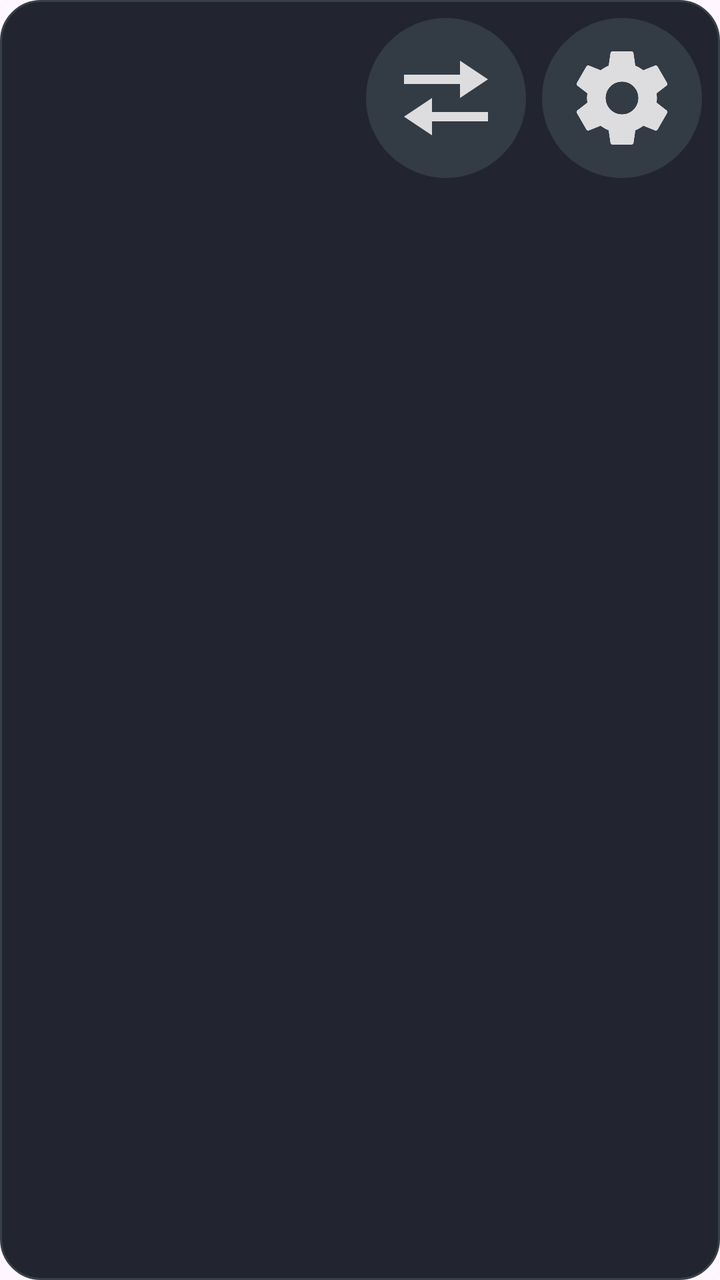
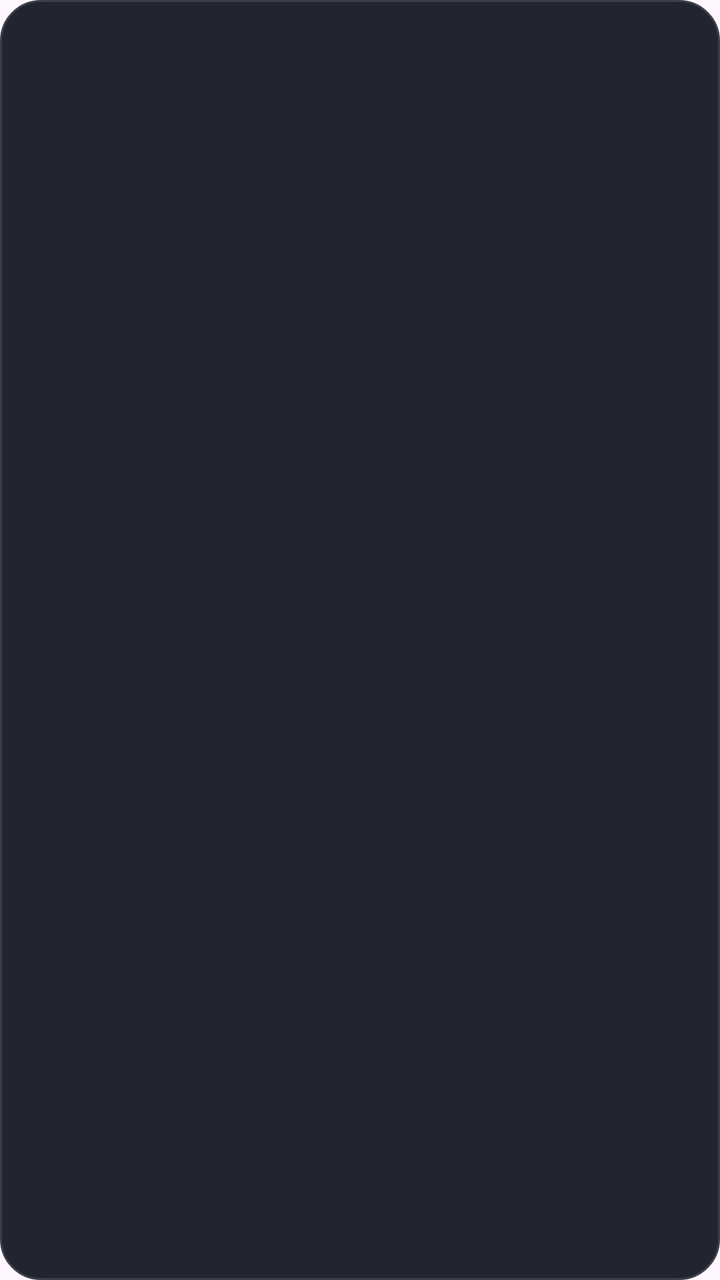

Compare the two renders of this Android layout. The source of the first and the diff that turns it into the second are given below.
<!-- AndroidManifest.xml: application theme Theme.RestoreMode -->
<!-- res/layout/tile_embedded_app.xml -->
<?xml version="1.0" encoding="utf-8"?>
<FrameLayout xmlns:android="http://schemas.android.com/apk/res/android"
    android:id="@+id/appWidgetRoot"
    android:layout_width="match_parent"
    android:layout_height="match_parent"
    android:background="@drawable/card_dark_ripple"
    android:clickable="true"
    android:focusable="true">

    <HorizontalScrollView
        android:id="@+id/appWidgetLauncherScroll"
        android:layout_width="match_parent"
        android:layout_height="match_parent"
        android:fillViewport="true"
        android:scrollbars="none">

        <LinearLayout
            android:id="@+id/appWidgetList"
            android:layout_width="wrap_content"
            android:layout_height="match_parent"
            android:gravity="center"
            android:orientation="horizontal"
            android:paddingHorizontal="8dp" />

    </HorizontalScrollView>

    <FrameLayout
        android:id="@+id/carPlayWidgetPlaceholder"
        android:layout_width="match_parent"
        android:layout_height="match_parent"
        android:background="#000000"
        android:visibility="gone">

        <ImageButton
            android:id="@+id/carPlayWidgetLaunch"
            android:layout_width="112dp"
            android:layout_height="112dp"
            android:layout_gravity="center"
            android:background="?android:attr/selectableItemBackgroundBorderless"
            android:src="@drawable/carplay_home_logo"
            android:scaleType="fitCenter"
            android:padding="4dp"
            android:contentDescription="@string/carplay_home_open" />

        <include
            android:id="@+id/carPlayWidgetShortcut"
            layout="@layout/tile_app_shortcut"
            android:layout_width="match_parent"
            android:layout_height="match_parent"
            android:visibility="gone" />
    </FrameLayout>

    <TextView
        android:id="@+id/appWidgetBadge"
        android:layout_width="wrap_content"
        android:layout_height="wrap_content"
        android:layout_gravity="top|start"
        android:layout_margin="8dp"
        android:background="@drawable/widget_badge_bg"
        android:minWidth="24dp"
        android:gravity="center"
        android:paddingHorizontal="8dp"
        android:paddingVertical="2dp"
        android:textColor="#FFFFFF"
        android:textSize="16sp"
        android:textStyle="bold"
        android:visibility="gone" />

    <LinearLayout
        android:id="@+id/appWidgetLauncherControls"
        android:layout_width="wrap_content"
        android:layout_height="wrap_content"
        android:layout_gravity="top|end"
        android:layout_margin="8dp"
        android:orientation="horizontal"
        android:visibility="visible">

        <ImageButton
            android:id="@+id/appWidgetSwapLauncher"
            android:layout_width="80dp"
            android:layout_height="80dp"
            android:layout_marginEnd="8dp"
            android:background="@drawable/nav_back_circle_bg"
            android:src="@drawable/ic_swap"
            android:padding="12dp"
            android:scaleType="fitCenter"
            android:alpha="0.85"
            android:contentDescription="Обмен приложениями" />

        <ImageButton
            android:id="@+id/appWidgetEditDesktopLauncher"
            android:layout_width="80dp"
            android:layout_height="80dp"
            android:background="@drawable/nav_back_circle_bg"
            android:src="@drawable/ic_edit_desktop"
            android:padding="12dp"
            android:scaleType="fitCenter"
            android:alpha="0.85"
            android:contentDescription="Редактировать рабочий стол" />

    </LinearLayout>

    <LinearLayout
        android:id="@+id/appWidgetOverlayControls"
        android:layout_width="wrap_content"
        android:layout_height="wrap_content"
        android:layout_gravity="top|end"
        android:layout_margin="8dp"
        android:gravity="end"
        android:orientation="vertical"
        android:visibility="gone">

        <LinearLayout
            android:id="@+id/appWidgetControls"
            android:layout_width="wrap_content"
            android:layout_height="wrap_content"
            android:orientation="horizontal">

            <ImageButton
                android:id="@+id/appWidgetEditDesktop"
                android:layout_width="80dp"
                android:layout_height="80dp"
                android:layout_marginEnd="8dp"
                android:background="@drawable/nav_back_circle_bg"
                android:src="@drawable/ic_edit_desktop"
                android:padding="12dp"
                android:scaleType="fitCenter"
                android:alpha="0.95"
                android:contentDescription="Редактировать рабочий стол" />

            <ImageButton
                android:id="@+id/appWidgetExpand"
                android:layout_width="80dp"
                android:layout_height="80dp"
                android:layout_marginEnd="8dp"
                android:background="@drawable/nav_back_circle_bg"
                android:src="@drawable/ic_expand"
                android:padding="12dp"
                android:scaleType="fitCenter"
                android:alpha="0.95"
                android:contentDescription="Развернуть" />

            <ImageButton
                android:id="@+id/appWidgetSwap"
                android:layout_width="80dp"
                android:layout_height="80dp"
                android:layout_marginEnd="8dp"
                android:background="@drawable/nav_back_circle_bg"
                android:src="@drawable/ic_swap"
                android:padding="12dp"
                android:scaleType="fitCenter"
                android:alpha="0.95"
                android:contentDescription="Обмен приложениями" />

            <ImageButton
                android:id="@+id/appWidgetClose"
                android:layout_width="80dp"
                android:layout_height="80dp"
                android:background="@drawable/nav_back_circle_bg"
                android:src="@drawable/ic_close"
                android:padding="12dp"
                android:scaleType="fitCenter"
                android:alpha="0.95"
                android:contentDescription="Закрыть" />

        </LinearLayout>

        <LinearLayout
            android:id="@+id/appWidgetDpiControls"
            android:layout_width="wrap_content"
            android:layout_height="wrap_content"
            android:layout_gravity="end"
            android:layout_marginTop="8dp"
            android:orientation="vertical">

            <TextView
                android:id="@+id/appWidgetDpiPlus"
                android:layout_width="80dp"
                android:layout_height="80dp"
                android:alpha="0.95"
                android:background="@drawable/nav_back_circle_bg"
                android:clickable="true"
                android:contentDescription="Увеличить DPI"
                android:focusable="true"
                android:gravity="center"
                android:text="+"
                android:textColor="#FFFFFF"
                android:textSize="34sp" />

            <TextView
                android:id="@+id/appWidgetDpiMinus"
                android:layout_width="80dp"
                android:layout_height="80dp"
                android:layout_marginTop="8dp"
                android:alpha="0.95"
                android:background="@drawable/nav_back_circle_bg"
                android:clickable="true"
                android:contentDescription="Уменьшить DPI"
                android:focusable="true"
                android:gravity="center"
                android:text="−"
                android:textColor="#FFFFFF"
                android:textSize="34sp" />

        </LinearLayout>

    </LinearLayout>

</FrameLayout>
<!-- res/layout/tile_app_shortcut.xml (included above) -->
<?xml version="1.0" encoding="utf-8"?>
<LinearLayout xmlns:android="http://schemas.android.com/apk/res/android"
    android:layout_width="match_parent"
    android:layout_height="match_parent"
    android:orientation="vertical"
    android:gravity="center"
    android:background="@drawable/card_dark_ripple"
    android:clickable="true"
    android:focusable="true"
    android:padding="8dp">

    <ImageView
        android:id="@+id/tileIco"
        android:layout_width="56dp"
        android:layout_height="56dp"
        android:scaleType="fitCenter" />

    <TextView
        android:id="@+id/tileTitle"
        android:layout_width="match_parent"
        android:layout_height="wrap_content"
        android:layout_marginTop="8dp"
        android:gravity="center"
        android:maxLines="2"
        android:ellipsize="end"
        android:text=""
        android:textColor="#FFFFFF"
        android:textSize="18px" />

</LinearLayout>
<!-- resources referenced by this layout -->
<resources>
  <!-- drawable card_dark_ripple (drawable) -->
  <?xml version="1.0" encoding="utf-8"?>
  <ripple xmlns:android="http://schemas.android.com/apk/res/android"
      android:color="#40ffffff">
      <item android:drawable="@drawable/layout_category_bg" />
      <item android:id="@android:id/mask">
          <shape android:shape="rectangle">
              <solid android:color="#ffffffff" />
              <corners android:radius="20dp" />
          </shape>
      </item>
  </ripple>
  <!-- drawable ic_close (drawable) -->
  <?xml version="1.0" encoding="utf-8"?>
  <vector xmlns:android="http://schemas.android.com/apk/res/android"
      android:width="24dp"
      android:height="24dp"
      android:viewportWidth="24"
      android:viewportHeight="24">
      <path
          android:fillColor="#FFFFFF"
          android:pathData="M19,6.41L17.59,5 12,10.59 6.41,5 5,6.41 10.59,12 5,17.59 6.41,19 12,13.41 17.59,19 19,17.59 13.41,12z" />
  </vector>
  <!-- drawable ic_expand (drawable) -->
  <?xml version="1.0" encoding="utf-8"?>
  <vector xmlns:android="http://schemas.android.com/apk/res/android"
      android:width="24dp"
      android:height="24dp"
      android:viewportWidth="24"
      android:viewportHeight="24">
      <path
          android:fillColor="#FFFFFF"
          android:pathData="M7 14H5v5h5v-2H7v-3zm-2-4h2V7h3V5H5v5zm12 7h-3v2h5v-5h-2v3zM14 5v2h3v3h2V5h-5z" />
  </vector>
  <!-- drawable ic_swap (drawable) -->
  <?xml version="1.0" encoding="utf-8"?>
  <vector xmlns:android="http://schemas.android.com/apk/res/android"
      android:width="24dp"
      android:height="24dp"
      android:viewportWidth="24"
      android:viewportHeight="24">
      <path
          android:fillColor="#FFFFFF"
          android:pathData="M3,7h12v-3l6,4l-6,4v-3H3z M21,17H9v3l-6,-4l6,-4v3h12z" />
  </vector>
  <!-- drawable nav_back_circle_bg (drawable) -->
  <?xml version="1.0" encoding="utf-8"?>
  <shape xmlns:android="http://schemas.android.com/apk/res/android"
      android:shape="oval">
      <solid android:color="#373f4a" />
  </shape>
  <!-- drawable widget_badge_bg (drawable) -->
  <?xml version="1.0" encoding="utf-8"?>
  <shape xmlns:android="http://schemas.android.com/apk/res/android"
      android:shape="rectangle">
      <solid android:color="#B3000000" />
      <corners android:radius="10dp" />
  </shape>
  <string name="carplay_home_open">Открыть CarPlay</string>
  <style name="Theme.RestoreMode" parent="Base.Theme.RestoreMode" />
  <!-- drawable layout_category_bg (drawable) -->
  <?xml version="1.0" encoding="UTF-8"?>
  <shape xmlns:android="http://schemas.android.com/apk/res/android">
      <solid android:color="#22252f"/>
      <stroke android:width="1dp" android:color="#373f4a" />
      <corners android:radius="20dp"/>
      <padding android:left="1dp" android:top="1dp" android:right="1dp" android:bottom="1dp" />
  </shape>
  <style name="Base.Theme.RestoreMode" parent="Theme.Material3.DayNight.NoActionBar">
          
          
      </style>
  <!-- unchanged entries left out for length: 2 -->
</resources>

<!-- the commit's change to res/layout/tile_embedded_app.xml (unified diff, before → after) -->
@@ -67,40 +67,6 @@
         android:visibility="gone" />
 
     <LinearLayout
-        android:id="@+id/appWidgetLauncherControls"
-        android:layout_width="wrap_content"
-        android:layout_height="wrap_content"
-        android:layout_gravity="top|end"
-        android:layout_margin="8dp"
-        android:orientation="horizontal"
-        android:visibility="visible">
-
-        <ImageButton
-            android:id="@+id/appWidgetSwapLauncher"
-            android:layout_width="80dp"
-            android:layout_height="80dp"
-            android:layout_marginEnd="8dp"
-            android:background="@drawable/nav_back_circle_bg"
-            android:src="@drawable/ic_swap"
-            android:padding="12dp"
-            android:scaleType="fitCenter"
-            android:alpha="0.85"
-            android:contentDescription="Обмен приложениями" />
-
-        <ImageButton
-            android:id="@+id/appWidgetEditDesktopLauncher"
-            android:layout_width="80dp"
-            android:layout_height="80dp"
-            android:background="@drawable/nav_back_circle_bg"
-            android:src="@drawable/ic_edit_desktop"
-            android:padding="12dp"
-            android:scaleType="fitCenter"
-            android:alpha="0.85"
-            android:contentDescription="Редактировать рабочий стол" />
-
-    </LinearLayout>
-
-    <LinearLayout
         android:id="@+id/appWidgetOverlayControls"
         android:layout_width="wrap_content"
         android:layout_height="wrap_content"
